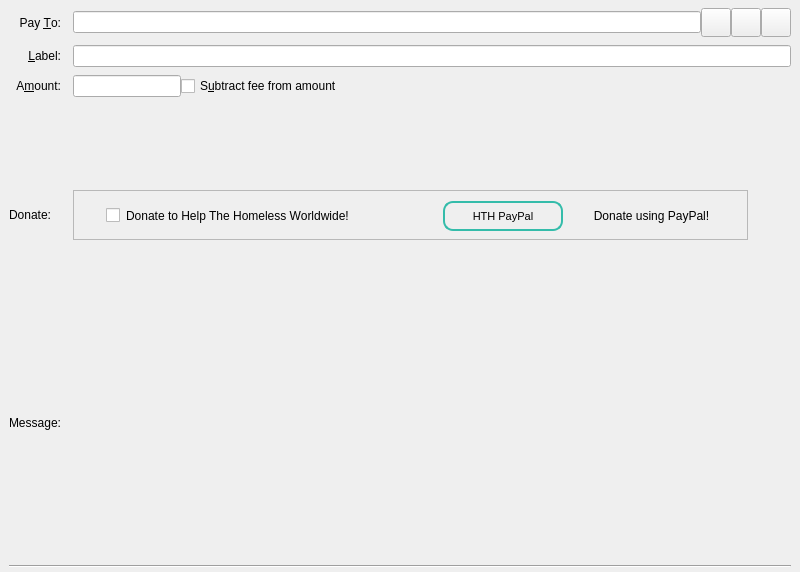
This is src/qt/forms/sendcoinsentry.ui in HTHcoin/helpthehomelesscoin as Qt 5 draws it before an edit. The edited form follows.
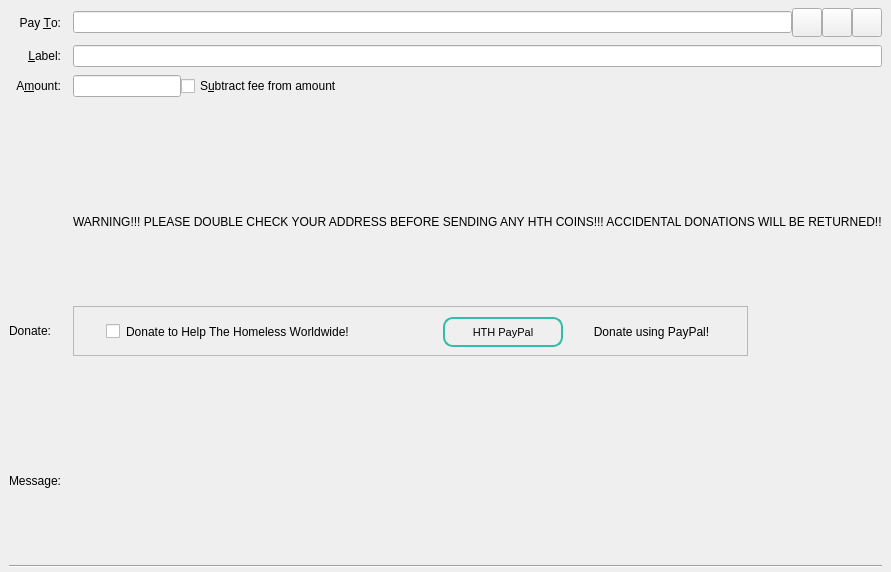
This is the edited form. Custom widgets are drawn as their Qt base class.

```diff
--- a/src/qt/forms/sendcoinsentry.ui
+++ b/src/qt/forms/sendcoinsentry.ui
@@ -36,7 +36,23 @@
     <property name="verticalSpacing">
      <number>8</number>
     </property>
-    <item row="4" column="1">
+    <item row="3" column="1">
+     <spacer name="verticalSpacer">
+      <property name="orientation">
+       <enum>Qt::Vertical</enum>
+      </property>
+      <property name="sizeType">
+       <enum>QSizePolicy::Fixed</enum>
+      </property>
+      <property name="sizeHint" stdset="0">
+       <size>
+        <width>20</width>
+        <height>40</height>
+       </size>
+      </property>
+     </spacer>
+    </item>
+    <item row="5" column="1">
      <widget class="QFrame" name="frameDonate">
       <property name="sizePolicy">
        <sizepolicy hsizetype="Fixed" vsizetype="Fixed">
@@ -167,20 +183,7 @@
       </widget>
      </widget>
     </item>
-    <item row="0" column="0">
-     <widget class="QLabel" name="payToLabel">
-      <property name="text">
-       <string>Pay &amp;To:</string>
-      </property>
-      <property name="alignment">
-       <set>Qt::AlignRight|Qt::AlignTrailing|Qt::AlignVCenter</set>
-      </property>
-      <property name="buddy">
-       <cstring>payTo</cstring>
-      </property>
-     </widget>
-    </item>
-    <item row="4" column="0">
+    <item row="5" column="0">
      <widget class="QLabel" name="messageCaption">
       <property name="text">
        <string>Donate:</string>
@@ -193,6 +196,35 @@
       </property>
      </widget>
     </item>
+    <item row="6" column="1">
+     <spacer name="verticalSpacer_2">
+      <property name="orientation">
+       <enum>Qt::Vertical</enum>
+      </property>
+      <property name="sizeType">
+       <enum>QSizePolicy::Fixed</enum>
+      </property>
+      <property name="sizeHint" stdset="0">
+       <size>
+        <width>20</width>
+        <height>40</height>
+       </size>
+      </property>
+     </spacer>
+    </item>
+    <item row="2" column="0">
+     <widget class="QLabel" name="amountLabel">
+      <property name="text">
+       <string>A&amp;mount:</string>
+      </property>
+      <property name="alignment">
+       <set>Qt::AlignRight|Qt::AlignTrailing|Qt::AlignVCenter</set>
+      </property>
+      <property name="buddy">
+       <cstring>payAmount</cstring>
+      </property>
+     </widget>
+    </item>
     <item row="1" column="0">
      <widget class="QLabel" name="labellLabel">
       <property name="text">
@@ -206,49 +238,6 @@
       </property>
      </widget>
     </item>
-    <item row="2" column="1">
-     <layout class="QHBoxLayout" name="horizontalLayoutAmount" stretch="0,1">
-      <item>
-       <widget class="BitcoinAmountField" name="payAmount"/>
-      </item>
-      <item>
-       <widget class="QCheckBox" name="checkboxSubtractFeeFromAmount">
-        <property name="toolTip">
-         <string>The fee will be deducted from the amount being sent. The recipient will receive a lower amount of HTH than you enter in the amount field. If multiple recipients are selected, the fee is split equally.</string>
-        </property>
-        <property name="text">
-         <string>S&amp;ubtract fee from amount</string>
-        </property>
-       </widget>
-      </item>
-     </layout>
-    </item>
-    <item row="5" column="1">
-     <spacer name="verticalSpacer_2">
-      <property name="orientation">
-       <enum>Qt::Vertical</enum>
-      </property>
-      <property name="sizeType">
-       <enum>QSizePolicy::Fixed</enum>
-      </property>
-      <property name="sizeHint" stdset="0">
-       <size>
-        <width>20</width>
-        <height>40</height>
-       </size>
-      </property>
-     </spacer>
-    </item>
-    <item row="6" column="1">
-     <widget class="QLabel" name="messageTextLabel">
-      <property name="toolTip">
-       <string>A message that was attached to the HTH: URI which will be stored with the transaction for your reference. Note: This message will not be sent over the HelpTheHomeless network.</string>
-      </property>
-      <property name="textFormat">
-       <enum>Qt::PlainText</enum>
-      </property>
-     </widget>
-    </item>
     <item row="0" column="1">
      <layout class="QHBoxLayout" name="payToLayout">
       <property name="spacing">
@@ -317,34 +306,55 @@
       </item>
      </layout>
     </item>
-    <item row="2" column="0">
-     <widget class="QLabel" name="amountLabel">
+    <item row="2" column="1">
+     <layout class="QHBoxLayout" name="horizontalLayoutAmount" stretch="0,1">
+      <item>
+       <widget class="BitcoinAmountField" name="payAmount"/>
+      </item>
+      <item>
+       <widget class="QCheckBox" name="checkboxSubtractFeeFromAmount">
+        <property name="toolTip">
+         <string>The fee will be deducted from the amount being sent. The recipient will receive a lower amount of HTH than you enter in the amount field. If multiple recipients are selected, the fee is split equally.</string>
+        </property>
+        <property name="text">
+         <string>S&amp;ubtract fee from amount</string>
+        </property>
+       </widget>
+      </item>
+     </layout>
+    </item>
+    <item row="0" column="0">
+     <widget class="QLabel" name="payToLabel">
       <property name="text">
-       <string>A&amp;mount:</string>
+       <string>Pay &amp;To:</string>
       </property>
       <property name="alignment">
        <set>Qt::AlignRight|Qt::AlignTrailing|Qt::AlignVCenter</set>
       </property>
       <property name="buddy">
-       <cstring>payAmount</cstring>
+       <cstring>payTo</cstring>
       </property>
      </widget>
     </item>
-    <item row="3" column="1">
-     <spacer name="verticalSpacer">
-      <property name="orientation">
-       <enum>Qt::Vertical</enum>
+    <item row="7" column="1">
+     <widget class="QLabel" name="messageTextLabel">
+      <property name="toolTip">
+       <string>A message that was attached to the HTH: URI which will be stored with the transaction for your reference. Note: This message will not be sent over the HelpTheHomeless network.</string>
       </property>
-      <property name="sizeType">
-       <enum>QSizePolicy::Fixed</enum>
+      <property name="textFormat">
+       <enum>Qt::PlainText</enum>
       </property>
-      <property name="sizeHint" stdset="0">
-       <size>
-        <width>20</width>
-        <height>85</height>
-       </size>
+     </widget>
+    </item>
+    <item row="7" column="0">
+     <widget class="QLabel" name="messageLabel">
+      <property name="text">
+       <string>Message:</string>
       </property>
-     </spacer>
+      <property name="alignment">
+       <set>Qt::AlignRight|Qt::AlignTrailing|Qt::AlignVCenter</set>
+      </property>
+     </widget>
     </item>
     <item row="1" column="1">
      <widget class="QLineEdit" name="addAsLabel">
@@ -353,23 +363,23 @@
       </property>
      </widget>
     </item>
-    <item row="6" column="0">
-     <widget class="QLabel" name="messageLabel">
-      <property name="text">
-       <string>Message:</string>
-      </property>
-      <property name="alignment">
-       <set>Qt::AlignRight|Qt::AlignTrailing|Qt::AlignVCenter</set>
-      </property>
-     </widget>
-    </item>
-    <item row="7" column="0" colspan="2">
+    <item row="8" column="0" colspan="2">
      <widget class="Line" name="line">
       <property name="orientation">
        <enum>Qt::Horizontal</enum>
       </property>
      </widget>
     </item>
+    <item row="4" column="1">
+     <widget class="QLabel" name="label_2">
+      <property name="styleSheet">
+       <string notr="true">font: rgb(255, 0, 0);</string>
+      </property>
+      <property name="text">
+       <string>WARNING!!! PLEASE DOUBLE CHECK YOUR ADDRESS BEFORE SENDING ANY HTH COINS!!! ACCIDENTAL DONATIONS WILL BE RETURNED!!</string>
+      </property>
+     </widget>
+    </item>
    </layout>
   </widget>
   <widget class="QFrame" name="SendCoins_UnauthenticatedPaymentRequest">
```
